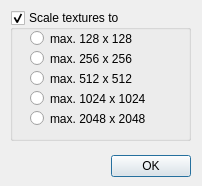
First picture: the form in ui/qdlgtextureloadoptions.ui, repository CoppeliaRobotics/coppeliaSimLib, before the edit.
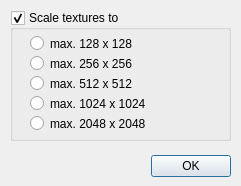
Second picture: the form after the edit.

Patch:
```diff
--- a/ui/qdlgtextureloadoptions.ui
+++ b/ui/qdlgtextureloadoptions.ui
@@ -6,7 +6,7 @@
    <rect>
     <x>0</x>
     <y>0</y>
-    <width>202</width>
+    <width>241</width>
     <height>186</height>
    </rect>
   </property>
@@ -21,7 +21,7 @@
     <rect>
      <x>10</x>
      <y>150</y>
-     <width>181</width>
+     <width>221</width>
      <height>32</height>
     </rect>
    </property>
@@ -34,7 +34,7 @@
     <rect>
      <x>10</x>
      <y>10</y>
-     <width>181</width>
+     <width>221</width>
      <height>131</height>
     </rect>
    </property>
@@ -54,8 +54,8 @@
     <property name="geometry">
      <rect>
       <x>20</x>
-      <y>40</y>
-      <width>151</width>
+      <y>45</y>
+      <width>201</width>
       <height>17</height>
      </rect>
     </property>
@@ -70,8 +70,8 @@
     <property name="geometry">
      <rect>
       <x>20</x>
-      <y>60</y>
-      <width>151</width>
+      <y>65</y>
+      <width>201</width>
       <height>17</height>
      </rect>
     </property>
@@ -86,8 +86,8 @@
     <property name="geometry">
      <rect>
       <x>20</x>
-      <y>80</y>
-      <width>151</width>
+      <y>85</y>
+      <width>201</width>
       <height>17</height>
      </rect>
     </property>
@@ -102,8 +102,8 @@
     <property name="geometry">
      <rect>
       <x>20</x>
-      <y>100</y>
-      <width>151</width>
+      <y>105</y>
+      <width>201</width>
       <height>17</height>
      </rect>
     </property>
@@ -118,8 +118,8 @@
     <property name="geometry">
      <rect>
       <x>20</x>
-      <y>20</y>
-      <width>151</width>
+      <y>25</y>
+      <width>201</width>
       <height>17</height>
      </rect>
     </property>
```
